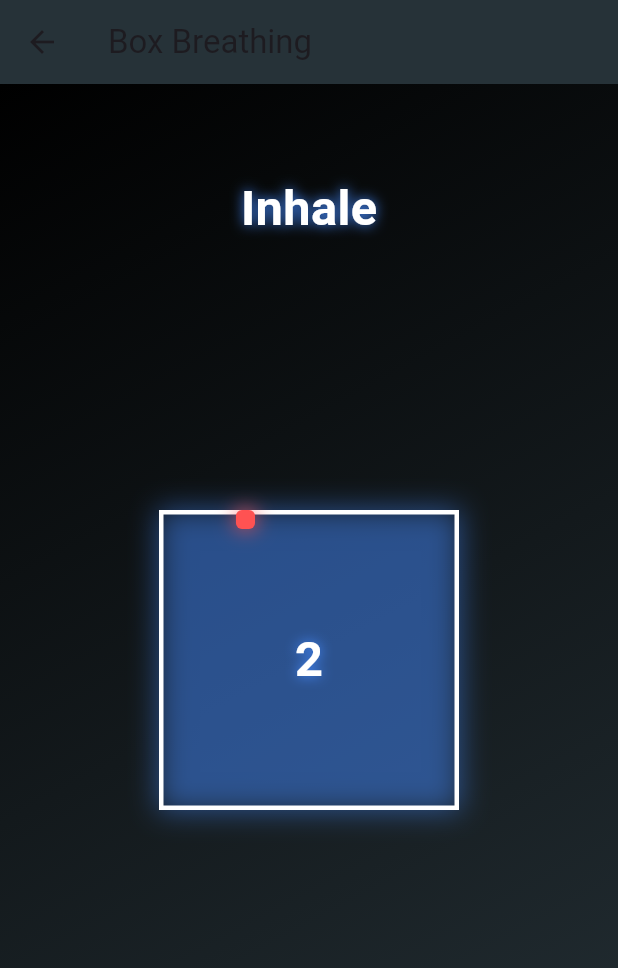
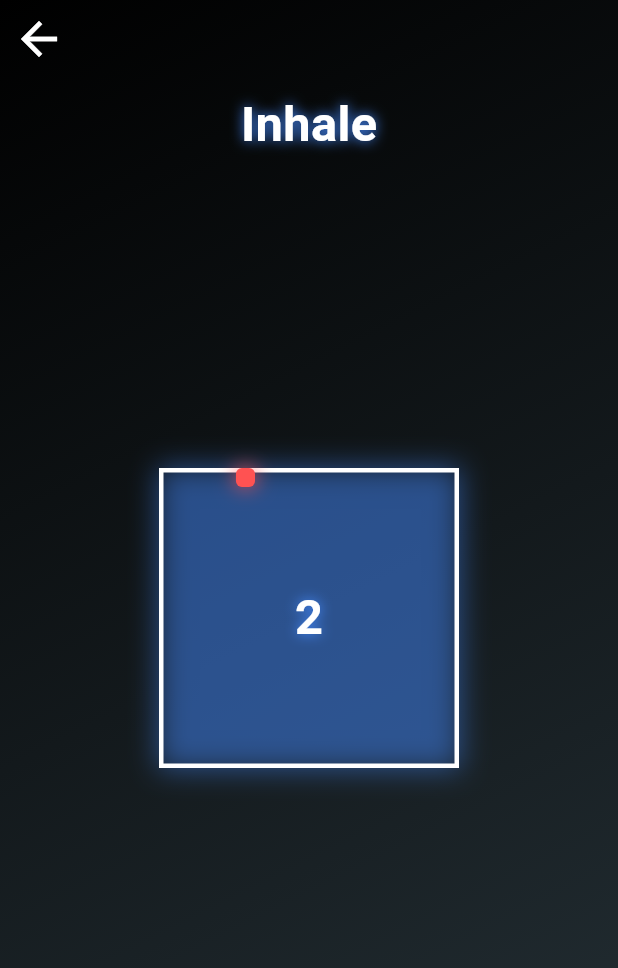
Before and after one commit to rasulsilva95/box-breather, a Flutter app: the screen it shows after launch, after a tap on "Breath", on a phone screen of 412 x 824 dp. Shown: the top 968 px of the screen. Run offline on Flutter 3.47's test engine with Material 3 defaults, Android fonts, the light colour scheme and no system bars.

Commit message:
removed banners

```diff
--- a/box_breather/lib/main.dart
+++ b/box_breather/lib/main.dart
@@ -20,10 +20,6 @@ class MainMenu extends StatelessWidget {
   @override
   Widget build(BuildContext context) {
     return Scaffold(
-      appBar: AppBar(
-        title: Text('Main Menu'),
-        backgroundColor: Colors.blueGrey.shade900,
-      ),
       body: Container(
         decoration: BoxDecoration(
           gradient: LinearGradient(
@@ -226,10 +222,6 @@ class _BoxBreathingScreenState extends State<BoxBreathingScreen> {
     double textSize = baseTextSize + (maxTextSize - baseTextSize) * textScale;
 
     return Scaffold(
-      appBar: AppBar(
-        title: Text('Box Breathing'),
-        backgroundColor: Colors.blueGrey.shade900,
-      ),
       body: Container(
         decoration: BoxDecoration(
           gradient: LinearGradient(
@@ -242,6 +234,15 @@ class _BoxBreathingScreenState extends State<BoxBreathingScreen> {
           child: Stack(
             alignment: Alignment.center,
             children: [
+              Align(
+                alignment: Alignment.topLeft,
+                child: IconButton(
+                  icon: Icon(Icons.arrow_back, color: Colors.white, size: 36), // Increased icon size
+                  onPressed: () {
+                    Navigator.pop(context);
+                  },
+                ),
+              ),
               Align(
                 alignment: Alignment.topCenter,
                 child: Padding(
```
